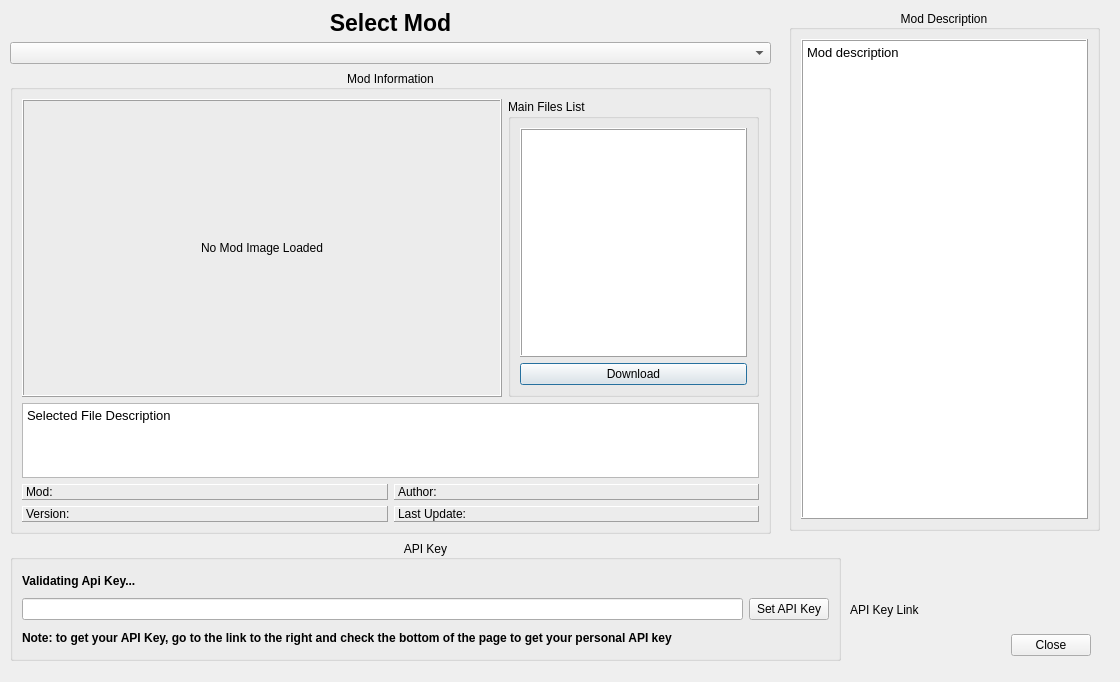
First picture: the form in modules/ModDownloader.ui, repository rainmakerv3/BB_Launcher, before the edit.
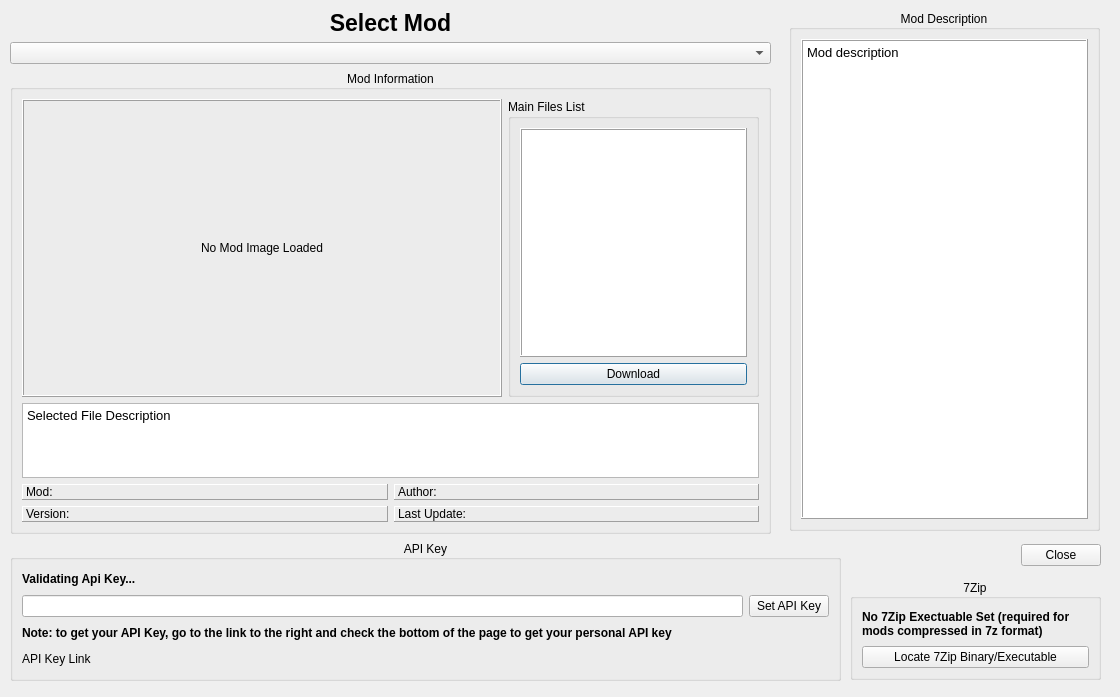
Second picture: the form after the edit.

```diff
--- a/modules/ModDownloader.ui
+++ b/modules/ModDownloader.ui
@@ -7,7 +7,7 @@
     <x>0</x>
     <y>0</y>
     <width>1120</width>
-    <height>682</height>
+    <height>697</height>
    </rect>
   </property>
   <property name="windowTitle">
@@ -261,7 +261,7 @@
      <x>10</x>
      <y>540</y>
      <width>831</width>
-     <height>121</height>
+     <height>141</height>
     </rect>
    </property>
    <property name="title">
@@ -315,13 +315,20 @@
       </property>
      </widget>
     </item>
+    <item>
+     <widget class="QLabel" name="linkLabel">
+      <property name="text">
+       <string>API Key Link</string>
+      </property>
+     </widget>
+    </item>
    </layout>
   </widget>
   <widget class="QDialogButtonBox" name="buttonBox">
    <property name="geometry">
     <rect>
-     <x>990</x>
-     <y>620</y>
+     <x>1000</x>
+     <y>530</y>
      <width>101</width>
      <height>51</height>
     </rect>
@@ -339,18 +346,48 @@
     <set>QDialogButtonBox::StandardButton::Close</set>
    </property>
   </widget>
-  <widget class="QLabel" name="linkLabel">
+  <widget class="QGroupBox" name="groupBox_5">
    <property name="geometry">
     <rect>
      <x>850</x>
-     <y>600</y>
-     <width>91</width>
-     <height>20</height>
+     <y>579</y>
+     <width>251</width>
+     <height>101</height>
     </rect>
    </property>
-   <property name="text">
-    <string>API Key Link</string>
+   <property name="title">
+    <string>7Zip</string>
    </property>
+   <property name="alignment">
+    <set>Qt::AlignmentFlag::AlignCenter</set>
+   </property>
+   <property name="flat">
+    <bool>true</bool>
+   </property>
+   <layout class="QVBoxLayout" name="verticalLayout_8">
+    <item>
+     <widget class="QLabel" name="zipLabel">
+      <property name="font">
+       <font>
+        <bold>true</bold>
+       </font>
+      </property>
+      <property name="text">
+       <string>No 7Zip Exectuable Set (required for mods compressed in 7z format)</string>
+      </property>
+      <property name="wordWrap">
+       <bool>true</bool>
+      </property>
+     </widget>
+    </item>
+    <item>
+     <widget class="QPushButton" name="zipButton">
+      <property name="text">
+       <string>Locate 7Zip Binary/Executable</string>
+      </property>
+     </widget>
+    </item>
+   </layout>
   </widget>
  </widget>
  <resources/>
```
